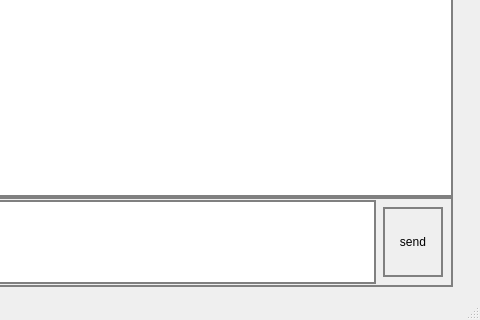
sholpan4/Project_2, file NetChat/gui/main_window.ui: the form before one commit; both pictures show x 317 to 797 and y 202 to 522 of the 797 by 522 pixel window.
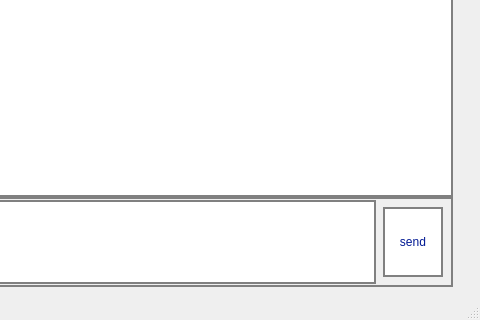
The form after the commit.

Patch:
```diff
--- a/NetChat/gui/main_window.ui
+++ b/NetChat/gui/main_window.ui
@@ -99,6 +99,10 @@
        <height>70</height>
       </rect>
      </property>
+     <property name="styleSheet">
+      <string notr="true">background-color: rgb(255, 255, 255);
+color: rgb(1, 25, 147);</string>
+     </property>
      <property name="text">
       <string>send</string>
      </property>
```
Left out of the diff: 4 changed lines with no effect on the pictures.
